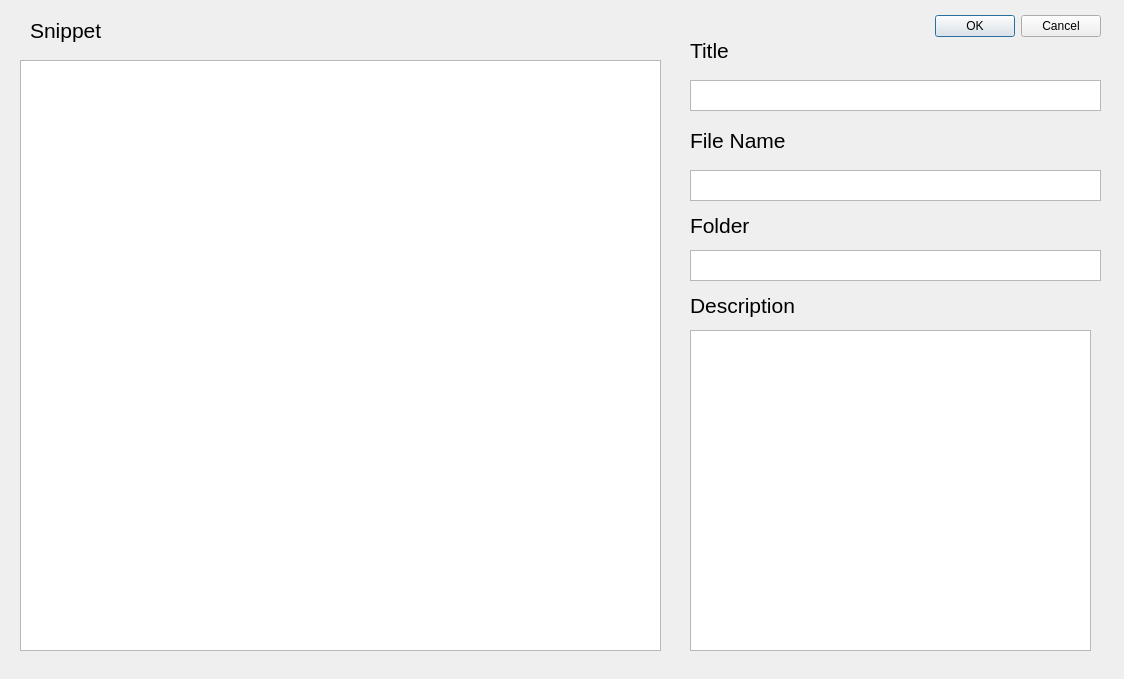
Old version of the form UI/addSnippet.ui in the repository YannikKasper/SnippetOrganiser.
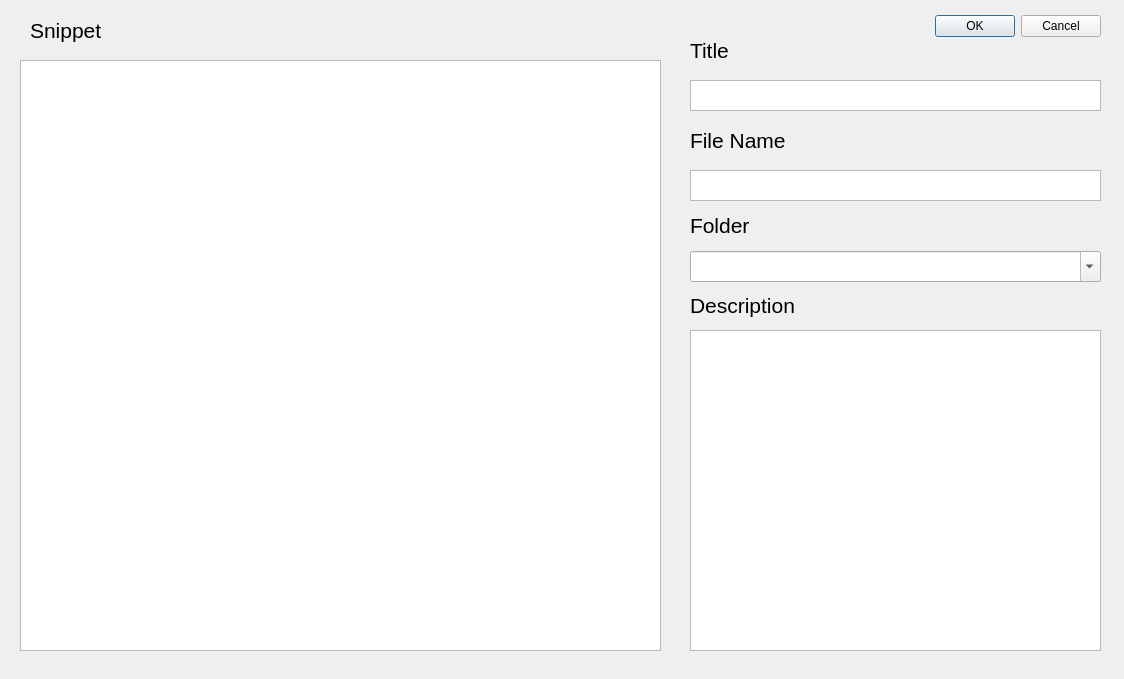
New version of the form. Icons and pictures are not drawn.

```diff
--- a/UI/addSnippet.ui
+++ b/UI/addSnippet.ui
@@ -54,7 +54,7 @@
     <rect>
      <x>690</x>
      <y>330</y>
-     <width>401</width>
+     <width>411</width>
      <height>321</height>
     </rect>
    </property>
@@ -113,16 +113,6 @@
     <string>Description</string>
    </property>
   </widget>
-  <widget class="QTextEdit" name="textFolder">
-   <property name="geometry">
-    <rect>
-     <x>690</x>
-     <y>250</y>
-     <width>411</width>
-     <height>31</height>
-    </rect>
-   </property>
-  </widget>
   <widget class="QLabel" name="label_4">
    <property name="geometry">
     <rect>
@@ -169,6 +159,22 @@
     <string>Title</string>
    </property>
   </widget>
+  <widget class="QComboBox" name="textFolder">
+   <property name="geometry">
+    <rect>
+     <x>690</x>
+     <y>251</y>
+     <width>411</width>
+     <height>31</height>
+    </rect>
+   </property>
+   <property name="editable">
+    <bool>true</bool>
+   </property>
+   <property name="maxVisibleItems">
+    <number>20</number>
+   </property>
+  </widget>
  </widget>
  <resources/>
  <connections>
```
Left out of the diff: 7 changed lines with no effect on the pictures.
